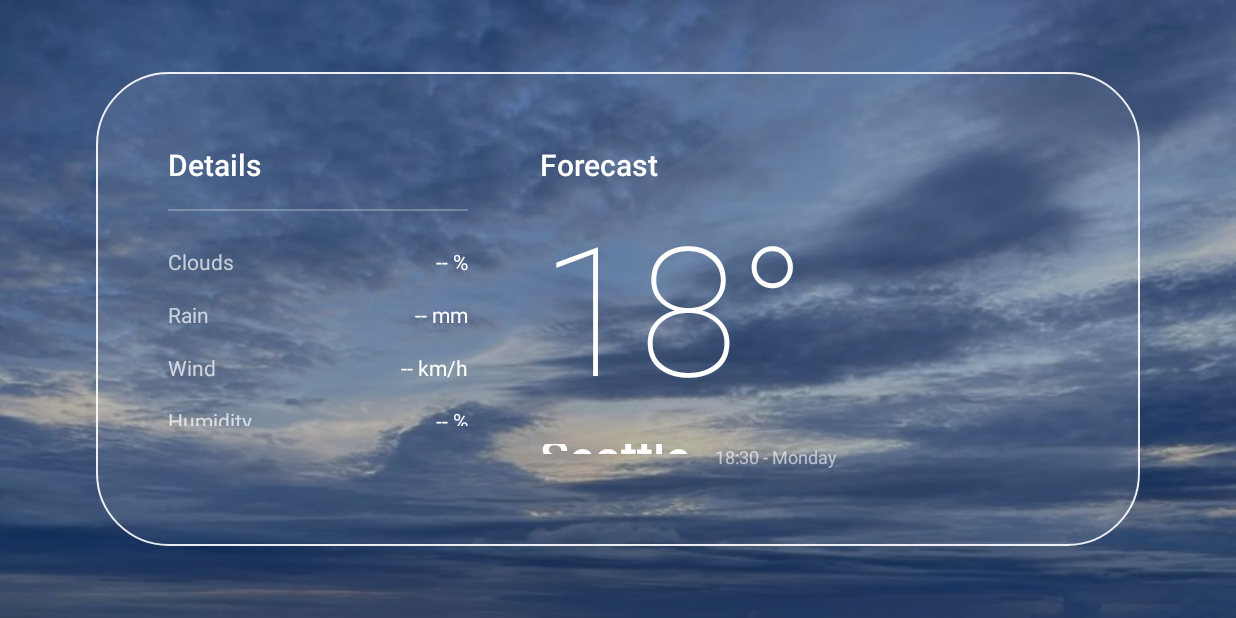
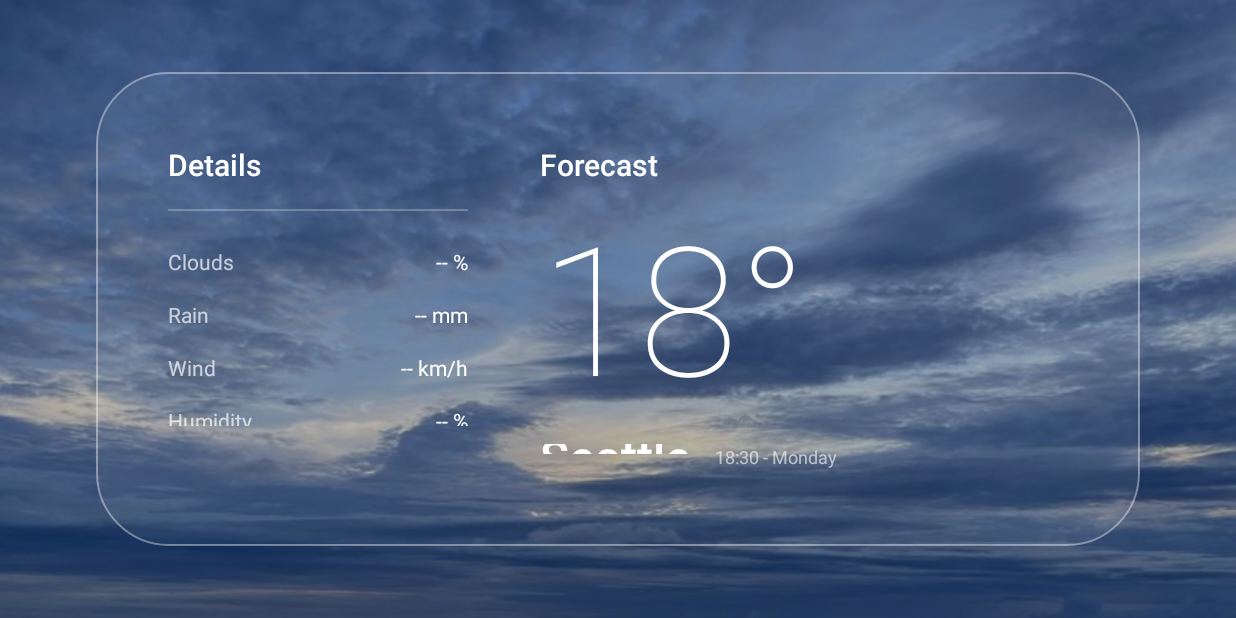
Before and after one commit to livysurf/tv-weather, an Android app: the screen it shows after launch (MainActivity), on a phone screen of 824 x 412 dp (held sideways). Run offline under Robolectric (Android 15) with nearby library versions, the phone set to English and light mode, and no system bars.

Commit message:
Update glass_main_panel.xml

```diff
--- a/app/src/main/res/drawable/glass_main_panel.xml
+++ b/app/src/main/res/drawable/glass_main_panel.xml
@@ -1,6 +1,8 @@
 <?xml version="1.0" encoding="utf-8"?>
 <shape xmlns:android="http://schemas.android.com/apk/res/android" android:shape="rectangle">
     <corners android:radius="48dp"/>
-    <gradient android:angle="135" android:startColor="#20FFFFFF" android:centerColor="#08FFFFFF" android:endColor="#15FFFFFF"/>
-    <stroke android:width="1.5dp" android:color="#E6FFFFFF"/>
+    <!-- Softer, more transparent glass fill -->
+    <gradient android:angle="135" android:startColor="#15FFFFFF" android:centerColor="#05FFFFFF" android:endColor="#10FFFFFF"/>
+    <!-- Thinner, subtle 40% white outline -->
+    <stroke android:width="1dp" android:color="#66FFFFFF"/>
 </shape>
```
